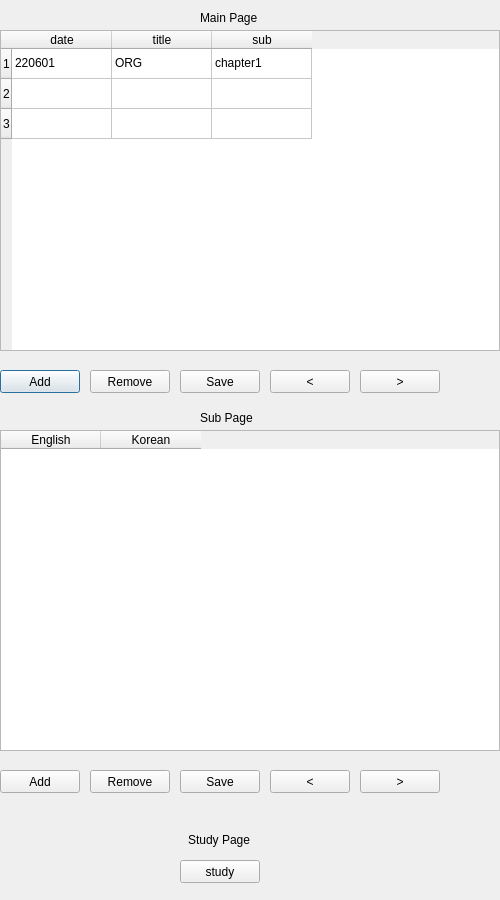
Old version of the form mainPage.ui in the repository twoload/MemorizingEnglishSentence.
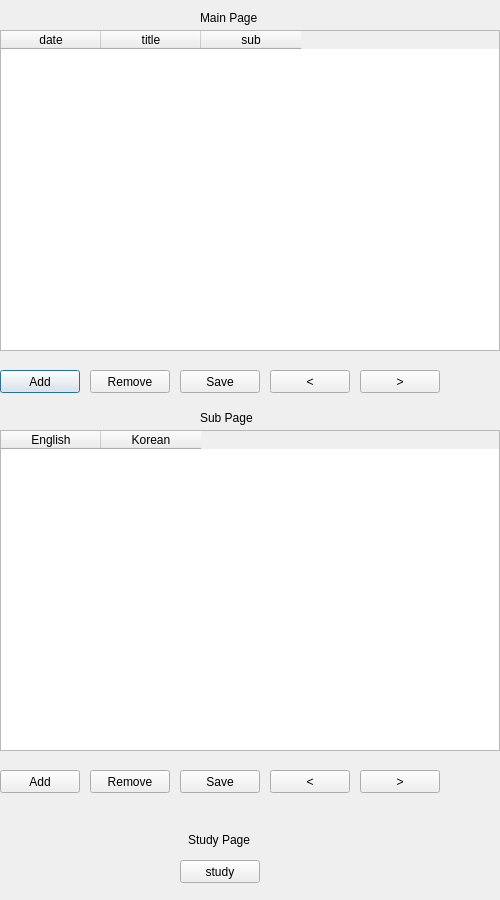
New version of the form.

Commit message: add: ui display mainPage after loading excel

What changed in the file:
```diff
--- a/mainPage.ui
+++ b/mainPage.ui
@@ -72,21 +72,6 @@
      <height>321</height>
     </size>
    </property>
-   <row>
-    <property name="text">
-     <string>1</string>
-    </property>
-   </row>
-   <row>
-    <property name="text">
-     <string>2</string>
-    </property>
-   </row>
-   <row>
-    <property name="text">
-     <string>3</string>
-    </property>
-   </row>
    <column>
     <property name="text">
      <string>date</string>
@@ -102,21 +87,6 @@
      <string>sub</string>
     </property>
    </column>
-   <item row="0" column="0">
-    <property name="text">
-     <string>220601</string>
-    </property>
-   </item>
-   <item row="0" column="1">
-    <property name="text">
-     <string>ORG</string>
-    </property>
-   </item>
-   <item row="0" column="2">
-    <property name="text">
-     <string>chapter1</string>
-    </property>
-   </item>
   </widget>
   <widget class="QTableWidget" name="tableWidget_sub">
    <property name="geometry">
```
The commit also changes 5 other files.
